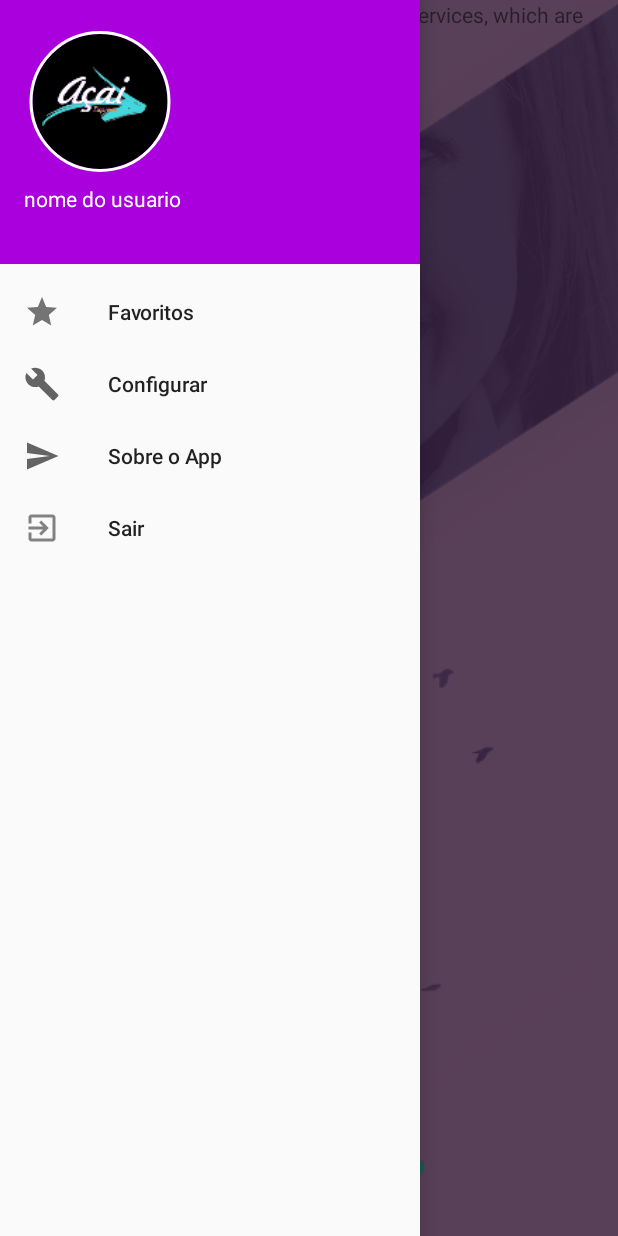
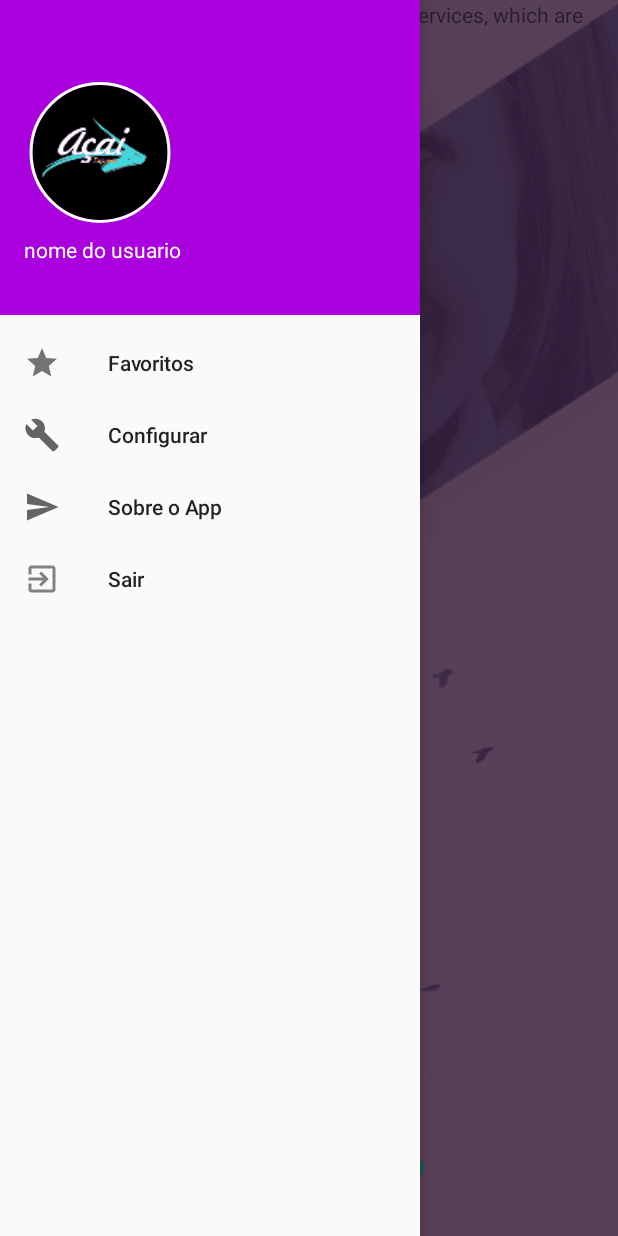
Before and after one commit to RamonCrv/AcaiExpressUser, an Android app: the screen it shows after launch once a user with an empty profile is signed in (MainActivity), with the side drawer open, on a phone screen of 412 x 824 dp. Run offline under Robolectric (Android 15) with nearby library versions, the phone set to English and light mode, and no system bars; our stand-ins replace CircleImageView, Firebase (no records; nobody signed in at launch, a user with empty details on screens opened directly), navigation-ui.

Commit message:
bt google test

```diff
--- a/app/src/main/res/layout/activity_info_ponto.xml
+++ b/app/src/main/res/layout/activity_info_ponto.xml
@@ -22,7 +22,7 @@
         app:layout_constraintHorizontal_bias="0.498"
         app:layout_constraintStart_toStartOf="parent"
         app:layout_constraintTop_toTopOf="parent"
-        app:layout_constraintVertical_bias="1.0" />
+        app:layout_constraintVertical_bias="0.6" />
 
     <ImageView
         android:id="@+id/ImgPt"
@@ -114,7 +114,7 @@
         android:id="@+id/circleImageView"
         android:layout_width="72dp"
         android:layout_height="73dp"
-        android:layout_marginTop="250dp"
+        android:layout_marginTop="272dp"
         android:src="@color/color3"
         app:layout_constraintEnd_toEndOf="@+id/ImgPt"
         app:layout_constraintHorizontal_bias="0.952"
--- a/app/src/main/res/values/dimens.xml
+++ b/app/src/main/res/values/dimens.xml
@@ -3,7 +3,7 @@
     <dimen name="activity_horizontal_margin">16dp</dimen>
     <dimen name="activity_vertical_margin">16dp</dimen>
     <dimen name="nav_header_vertical_spacing">8dp</dimen>
-    <dimen name="nav_header_height">176dp</dimen>
+    <dimen name="nav_header_height">210dp</dimen>
     <dimen name="nav_header_height2">90dp</dimen>
     <dimen name="fab_margin">16dp</dimen>
     <dimen name="spacing_xsmall">2dp</dimen>
@@ -20,5 +20,4 @@
     <dimen name="spacing_xxlarge">50dp</dimen>
     <dimen name="spacing_xxxlarge">55dp</dimen>
     <dimen name="appbar_padding_top">8dp</dimen>
-
 </resources>
```
